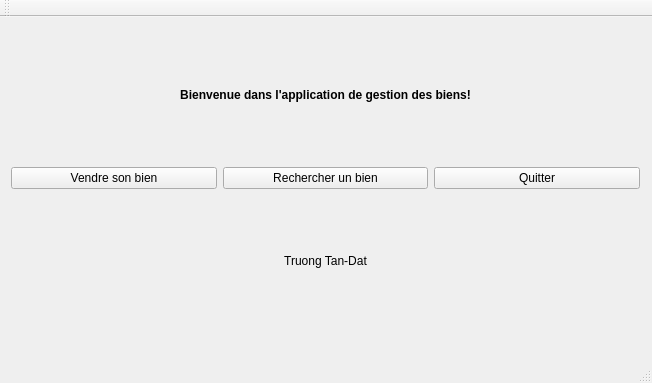
First picture: the form in mainwindow.ui, repository Stygmates/Gestionax, before the edit.
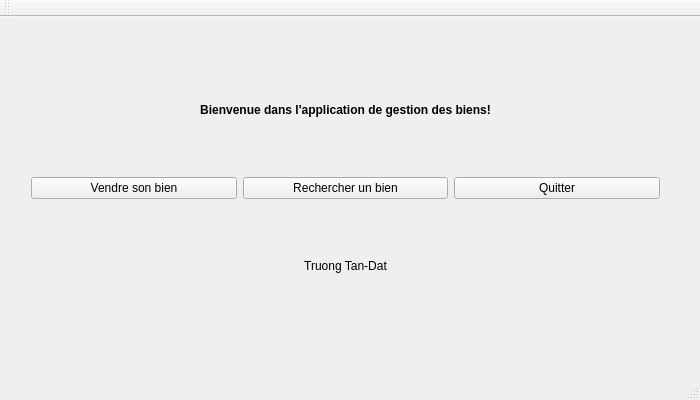
Second picture: the form after the edit.

Diff of the .ui file:
```diff
--- a/mainwindow.ui
+++ b/mainwindow.ui
@@ -6,8 +6,8 @@
    <rect>
     <x>0</x>
     <y>0</y>
-    <width>652</width>
-    <height>383</height>
+    <width>700</width>
+    <height>400</height>
    </rect>
   </property>
   <property name="windowTitle">
@@ -17,10 +17,10 @@
    <widget class="QWidget" name="verticalLayoutWidget">
     <property name="geometry">
      <rect>
-      <x>0</x>
-      <y>0</y>
+      <x>20</x>
+      <y>20</y>
       <width>651</width>
-      <height>321</height>
+      <height>301</height>
      </rect>
     </property>
     <layout class="QVBoxLayout" name="mainVerticalLayout">
```
Left out of the diff: 2 changed lines with no effect on the pictures.
